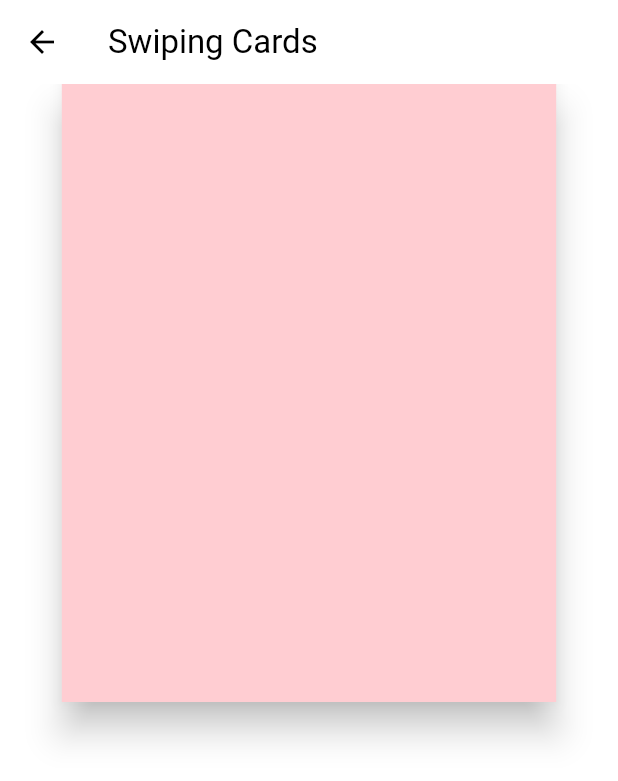
After one commit to shinung-han/nomad_coders_flutter_animations_masterclass_review, a Flutter app: the screen it shows after launch, after a tap on "Swiping Cards", on a phone screen of 412 x 824 dp. The commit adds this screen. Shown: the top 781 px of the screen. Run offline on Flutter 3.47's test engine with Material 2 defaults, Android fonts, the phone set to English and light mode, and no system bars.

Commit message:
4.0 Swiping Gesture

```diff
--- a/lib/screens/menu_screen.dart
+++ b/lib/screens/menu_screen.dart
@@ -2,6 +2,7 @@ import 'package:flutter/material.dart';
 import 'package:flutter_animations_masterclass_review/screens/apple_watch_screen.dart';
 import 'package:flutter_animations_masterclass_review/screens/explicit_animations_screen.dart';
 import 'package:flutter_animations_masterclass_review/screens/implicit_animations_screen.dart';
+import 'package:flutter_animations_masterclass_review/screens/swiping_cards_screen.dart';
 
 class MenuScreen extends StatelessWidget {
   const MenuScreen({super.key});
@@ -51,6 +52,15 @@ class MenuScreen extends StatelessWidget {
               },
               child: const Text('Apple Watch'),
             ),
+            ElevatedButton(
+              onPressed: () {
+                _goToPage(
+                  context,
+                  const SwipingCardsScreen(),
+                );
+              },
+              child: const Text('Swiping Cards'),
+            ),
           ],
         ),
       ),
--- /dev/null
+++ b/lib/screens/swiping_cards_screen.dart
@@ -0,0 +1,60 @@
+import 'package:flutter/material.dart';
+
+class SwipingCardsScreen extends StatefulWidget {
+  const SwipingCardsScreen({super.key});
+
+  @override
+  State<SwipingCardsScreen> createState() => _SwipingCardsScreenState();
+}
+
+class _SwipingCardsScreenState extends State<SwipingCardsScreen> {
+  double posX = 0;
+
+  void _onHorizontalDragUpdate(DragUpdateDetails details) {
+    setState(() {
+      posX += details.delta.dx;
+    });
+  }
+
+  void _onHorizontalDranEnd(DragEndDetails details) {
+    setState(() {
+      posX = 0;
+    });
+  }
+
+  @override
+  Widget build(BuildContext context) {
+    print(posX);
+    final size = MediaQuery.of(context).size;
+
+    return Scaffold(
+      appBar: AppBar(
+        title: const Text(
+          'Swiping Cards',
+        ),
+      ),
+      body: Stack(
+        children: [
+          Align(
+            alignment: Alignment.topCenter,
+            child: GestureDetector(
+              onHorizontalDragUpdate: _onHorizontalDragUpdate,
+              onHorizontalDragEnd: _onHorizontalDranEnd,
+              child: Transform.translate(
+                offset: Offset(posX, 0),
+                child: Material(
+                  elevation: 10,
+                  color: Colors.red.shade100,
+                  child: SizedBox(
+                    width: size.width * 0.8,
+                    height: size.height * 0.5,
+                  ),
+                ),
+              ),
+            ),
+          ),
+        ],
+      ),
+    );
+  }
+}
```
Also changed, not shown: 1 other file.
